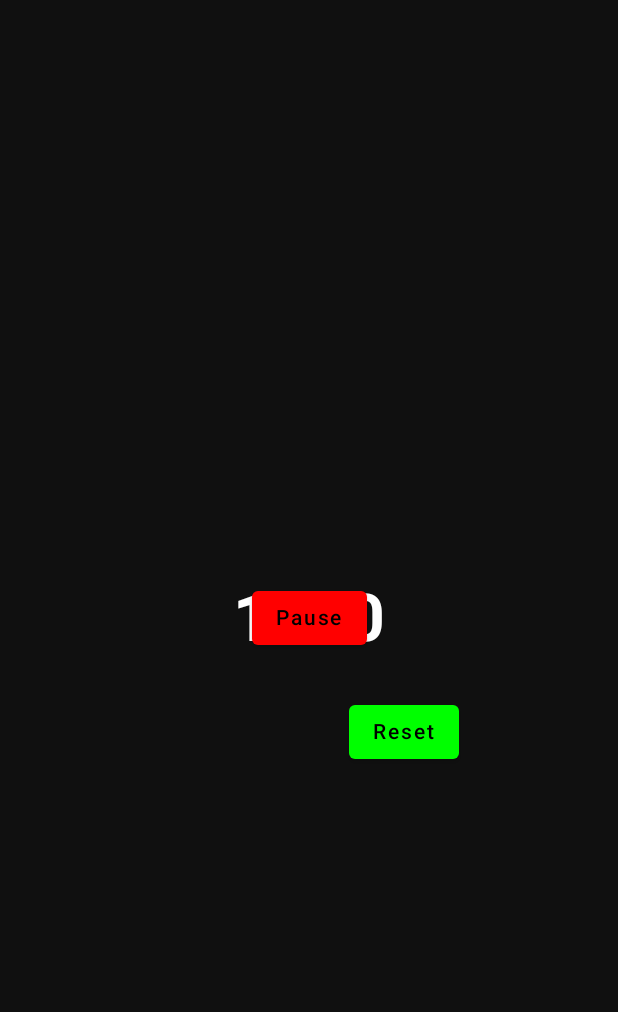
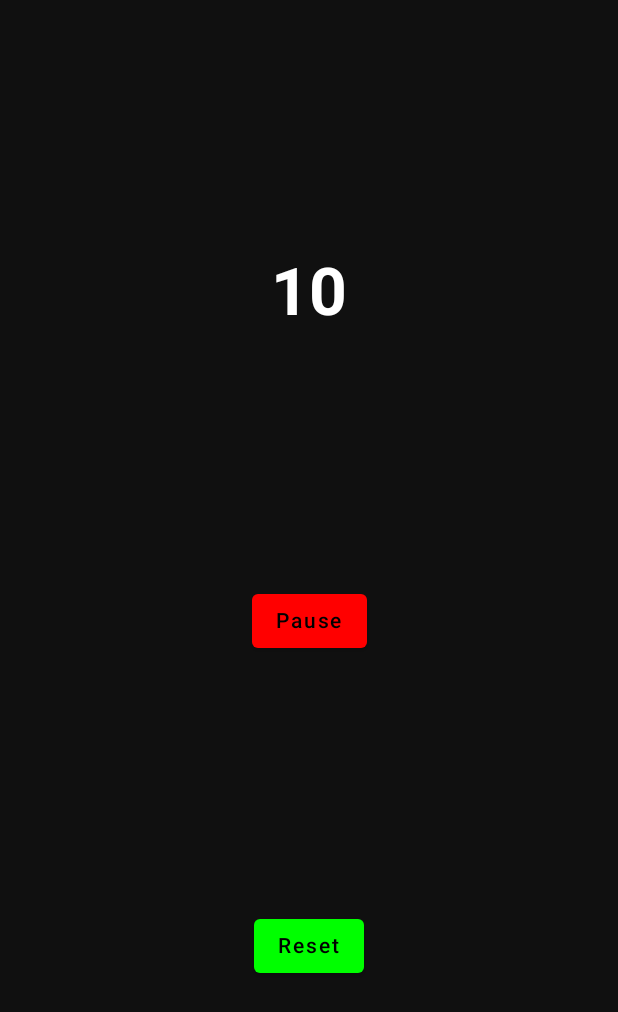
Before and after one commit to Luccien/TimerApp, an Android app built with Jetpack Compose: the screen it shows after launch (MainActivity), after a tap on "Continue", on a phone screen of 412 x 824 dp. Shown: the top 1012 px of the screen. Run offline under Robolectric (Android 15) with nearby library versions, the phone set to English and light mode, and no system bars; 2 other taps on this screen came first.

Commit message:
reorganising with column

```diff
--- a/app/src/main/java/de/lucien/timer/MainActivity.kt
+++ b/app/src/main/java/de/lucien/timer/MainActivity.kt
@@ -34,7 +34,7 @@ class MainActivity : ComponentActivity() {
                 modifier = Modifier.fillMaxSize()
             ) {
                 Box(
-                    contentAlignment = Alignment.Center
+                    //contentAlignment = Alignment.Center
                 ) {
                     Timer(
                         //totalTime = 100L * 1000L,
@@ -54,30 +54,7 @@ class MainActivity : ComponentActivity() {
 
 }
 
-@Composable
-fun ShowCard(currentTime:Long){
-    Card(
-        elevation = 4.dp,
-    ) {
-        if(currentTime > 12000L){
-        Image(
-            painter = painterResource(id = R.drawable.hund),
-            contentDescription = null
-        )}
-        else if(currentTime > 11000L){
-            Image(
-                painter = painterResource(id = R.drawable.hund),
-                contentDescription = null
-            )}
-        else{
-            Image(
-                painter = painterResource(id = R.drawable.hund),
-                contentDescription = null
-            )}
-        }
 
-
-    }
 
 
 
@@ -123,18 +100,23 @@ fun ShowCard(currentTime:Long){
                 value = currentTime / totalTime.toFloat()
             }
         }
-        Box(
+       /* Box(
             contentAlignment = Alignment.Center,
             modifier = modifier
                 .onSizeChanged {
                     size = it
-                }
+                }*/
+        Column(
+            modifier = Modifier
+                .fillMaxSize(),
+            horizontalAlignment = Alignment.CenterHorizontally,
+            verticalArrangement = Arrangement.SpaceEvenly
         ) {
 
 
 
 
-            TimerCountTextfield()
+            TimerCountTextfield(currentTime=currentTime)
 
             ButtonStartPause(
                 currentTime=currentTime,
@@ -155,7 +137,7 @@ fun ShowCard(currentTime:Long){
                     counter = 10
                     isTimerRunning = false
                 },
-                modifier = Modifier.align(Alignment.BottomEnd),
+                //modifier = Modifier.align(Alignment.BottomEnd),
                 colors = ButtonDefaults.buttonColors(
                     backgroundColor =   Color.Green
 
@@ -174,18 +156,14 @@ fun ShowCard(currentTime:Long){
 
 
 @Composable
-fun TimerCountTextfield(){
-    Box(contentAlignment = Alignment.BottomStart,
-        modifier = Modifier
-
-    ) {
+fun TimerCountTextfield(currentTime:Long,){
         Text(
-            text = "1000",//(currentTime / 1000L).toString(),
+            text = (currentTime / 1000L).toString(),
             fontSize = 44.sp,
             fontWeight = FontWeight.Bold,
             color = Color.White
         )
-    }
+
 }
 
 
@@ -198,11 +176,11 @@ fun ButtonStartPause(
                      onCounterChange:(Int) -> Unit,
                      isTimerRunning:Boolean,
                      onIsTimerRunningChange:(Boolean) -> Unit,
-                     modifier:Modifier = Modifier
+                     //modifier:Modifier = Modifier
                      //modifier: Modifier
 ) {
 
-    Box() {
+    //Box() {
     ///////////////
     Button(
         onClick = {
@@ -216,7 +194,7 @@ fun ButtonStartPause(
             }
         },
         // modifier = Modifier.align(Alignment.BottomCenter),
-        modifier = modifier.align(Alignment.BottomCenter),
+        //modifier = modifier.align(Alignment.BottomCenter),
 
         colors = ButtonDefaults.buttonColors(
             backgroundColor = if (!isTimerRunning || currentTime <= 0L) {
@@ -232,8 +210,33 @@ fun ButtonStartPause(
             else if (!isTimerRunning && currentTime > 0L) "Continue"
             else "Restart"
         )
-    }
+    //}
     /////////////////////////////
 }
 
 }
+
+@Composable
+fun ShowCard(currentTime:Long){
+    Card(
+        elevation = 4.dp,
+    ) {
+        if(currentTime > 12000L){
+            Image(
+                painter = painterResource(id = R.drawable.hund),
+                contentDescription = null
+            )}
+        else if(currentTime > 11000L){
+            Image(
+                painter = painterResource(id = R.drawable.hund),
+                contentDescription = null
+            )}
+        else{
+            Image(
+                painter = painterResource(id = R.drawable.hund),
+                contentDescription = null
+            )}
+    }
+
+
+}
```
